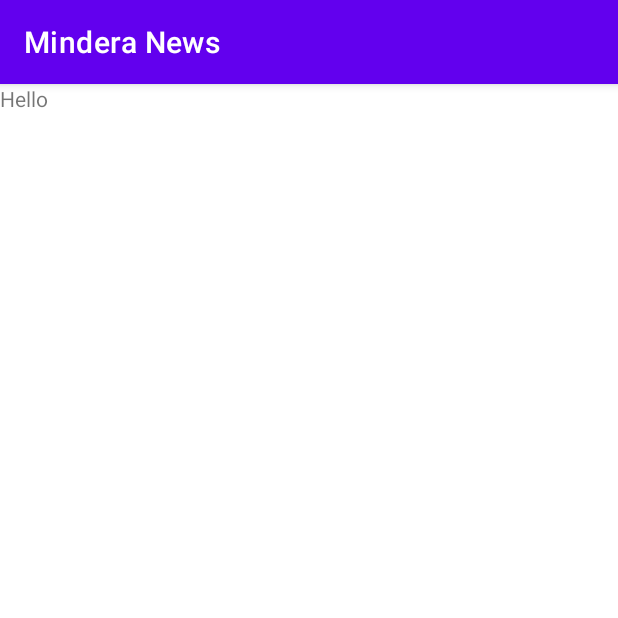
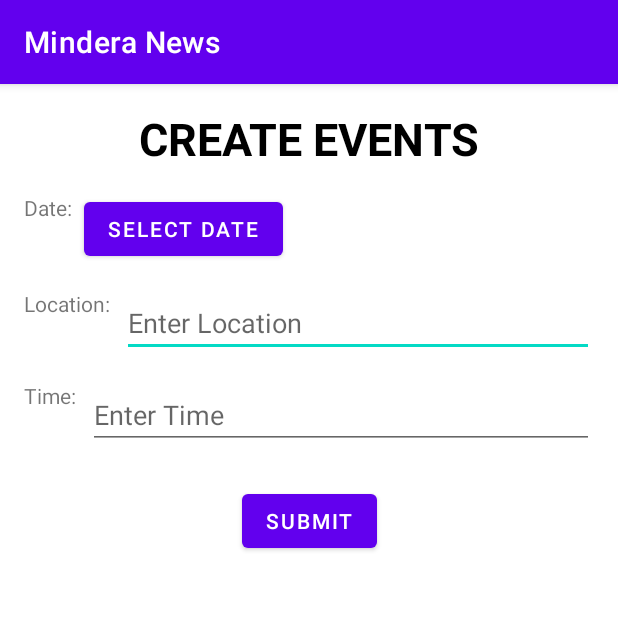
Before and after one commit to tataket/MinderaNews, an Android app: the fragment CreateEventFragment shown on its own in the app's theme, on a phone screen of 412 x 824 dp, the top half of it. Run offline under Robolectric (Android 15) with nearby library versions, the phone set to English and light mode, and no system bars.

Commit message:
create events almost done

```diff
--- a/app/src/main/res/layout/fragment_create_event.xml
+++ b/app/src/main/res/layout/fragment_create_event.xml
@@ -1,13 +1,96 @@
 <?xml version="1.0" encoding="utf-8"?>
-<FrameLayout xmlns:android="http://schemas.android.com/apk/res/android"
+<androidx.constraintlayout.widget.ConstraintLayout xmlns:android="http://schemas.android.com/apk/res/android"
     xmlns:tools="http://schemas.android.com/tools"
     android:layout_width="match_parent"
     android:layout_height="match_parent"
+    xmlns:app="http://schemas.android.com/apk/res-auto"
     tools:context=".ui.create.events.CreateEventFragment">
 
     <TextView
-        android:layout_width="match_parent"
-        android:layout_height="match_parent"
-        android:text="Hello" />
+        android:id="@+id/textViewTitle"
+        android:layout_width="wrap_content"
+        android:layout_height="wrap_content"
+        android:text="@string/create_events"
+        android:textAlignment="center"
+        android:textColor="@color/black"
+        android:textSize="30sp"
+        android:textStyle="bold"
+        app:layout_constraintTop_toTopOf="parent"
+        app:layout_constraintStart_toStartOf="parent"
+        app:layout_constraintEnd_toEndOf="parent"
+        android:layout_marginTop="16dp" />
 
-</FrameLayout>
+    <TextView
+        android:id="@+id/textViewDate"
+        android:layout_width="wrap_content"
+        android:layout_height="wrap_content"
+        android:text="@string/date"
+        app:layout_constraintStart_toStartOf="parent"
+        app:layout_constraintTop_toBottomOf="@+id/textViewTitle"
+        android:layout_marginTop="16dp"
+        android:layout_marginStart="16dp" />
+
+    <Button
+        android:id="@+id/buttonSelectDate"
+        android:layout_width="wrap_content"
+        android:layout_height="wrap_content"
+        android:text="@string/select_date"
+        app:layout_constraintStart_toEndOf="@+id/textViewDate"
+        app:layout_constraintTop_toTopOf="@+id/textViewDate"
+        android:layout_marginStart="8dp" />
+
+    <TextView
+        android:id="@+id/textViewLocation"
+        android:layout_width="wrap_content"
+        android:layout_height="wrap_content"
+        android:text="@string/location"
+        app:layout_constraintStart_toStartOf="parent"
+        app:layout_constraintTop_toBottomOf="@+id/buttonSelectDate"
+        android:layout_marginTop="16dp"
+        android:layout_marginStart="16dp" />
+
+    <EditText
+        android:id="@+id/editTextLocation"
+        android:layout_width="0dp"
+        android:layout_height="wrap_content"
+        android:hint="@string/enter_location"
+        app:layout_constraintEnd_toEndOf="parent"
+        app:layout_constraintStart_toEndOf="@+id/textViewLocation"
+        app:layout_constraintTop_toTopOf="@+id/textViewLocation"
+        android:layout_marginStart="8dp"
+        android:layout_marginEnd="16dp" />
+
+    <TextView
+        android:id="@+id/textViewTime"
+        android:layout_width="wrap_content"
+        android:layout_height="wrap_content"
+        android:text="@string/time"
+        app:layout_constraintStart_toStartOf="parent"
+        app:layout_constraintTop_toBottomOf="@+id/editTextLocation"
+        android:layout_marginTop="16dp"
+        android:layout_marginStart="16dp" />
+
+    <EditText
+        android:id="@+id/editTextTime"
+        android:layout_width="0dp"
+        android:layout_height="wrap_content"
+        android:hint="@string/enter_time"
+        app:layout_constraintEnd_toEndOf="parent"
+        app:layout_constraintStart_toEndOf="@+id/textViewTime"
+        app:layout_constraintTop_toTopOf="@+id/textViewTime"
+        android:layout_marginStart="8dp"
+        android:layout_marginEnd="16dp" />
+
+    <Button
+        android:id="@+id/buttonSubmitEvent"
+        android:layout_width="wrap_content"
+        android:layout_height="wrap_content"
+        android:text="@string/submit"
+        app:layout_constraintTop_toBottomOf="@+id/editTextTime"
+        app:layout_constraintEnd_toEndOf="parent"
+        app:layout_constraintStart_toStartOf="parent"
+        android:layout_marginTop="24dp"
+        android:layout_marginStart="16dp"
+        android:layout_marginEnd="16dp" />
+
+</androidx.constraintlayout.widget.ConstraintLayout>
--- a/app/src/main/res/values/strings.xml
+++ b/app/src/main/res/values/strings.xml
@@ -11,4 +11,11 @@
     <string name="description">description</string>
     <string name="description_hint">"description "</string>
     <string name="submit">submit</string>
+    <string name="create_events">CREATE EVENTS</string>
+    <string name="date">Date:</string>
+    <string name="select_date">Select Date</string>
+    <string name="location">Location:</string>
+    <string name="enter_location">Enter Location</string>
+    <string name="time">Time:</string>
+    <string name="enter_time">Enter Time</string>
 </resources>
```
